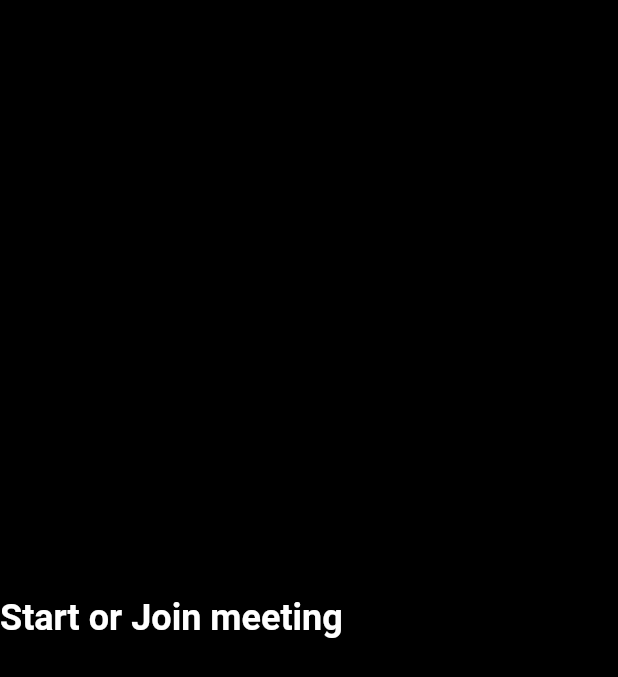
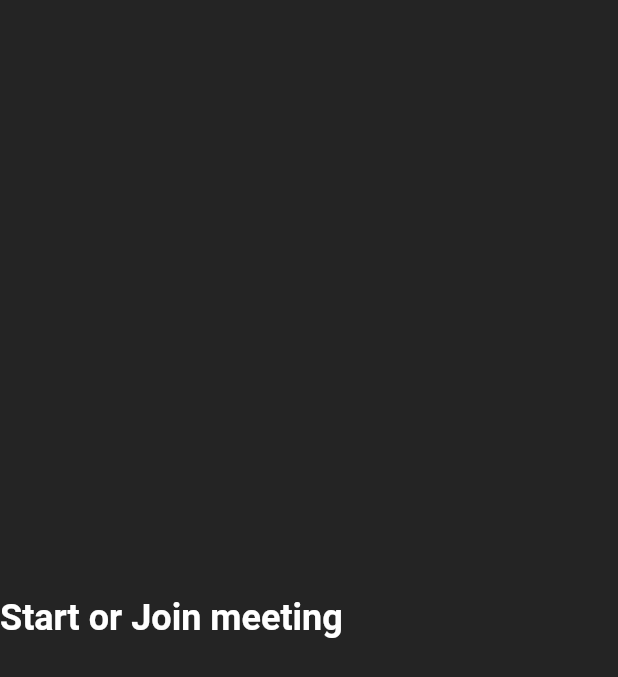
Before and after one commit to vpsines/zoom_clone, a Flutter app: the LoginScreen screen opened directly, on a phone screen of 412 x 824 dp. Shown: the top 677 px of the screen. Run offline on Flutter 3.47's test engine with Material 2 defaults, Android fonts, the phone set to English and light mode, and no system bars.

Commit message:
style: add app colors

```diff
--- a/lib/utils/colors.dart
+++ b/lib/utils/colors.dart
@@ -1,3 +1,6 @@
 import 'package:flutter/material.dart';
 
-const Color backgroundColor = Colors.black;
+const Color backgroundColor = Color.fromRGBO(36, 36, 36, 1);
+const Color buttonColor = Color.fromRGBO(14, 114, 236, 1);
+const Color footerColor = Color.fromRGBO(26, 26, 26, 1);
+const Color secondaryBackgroundColor = Color.fromRGBO(46, 46, 46, 1);
```
